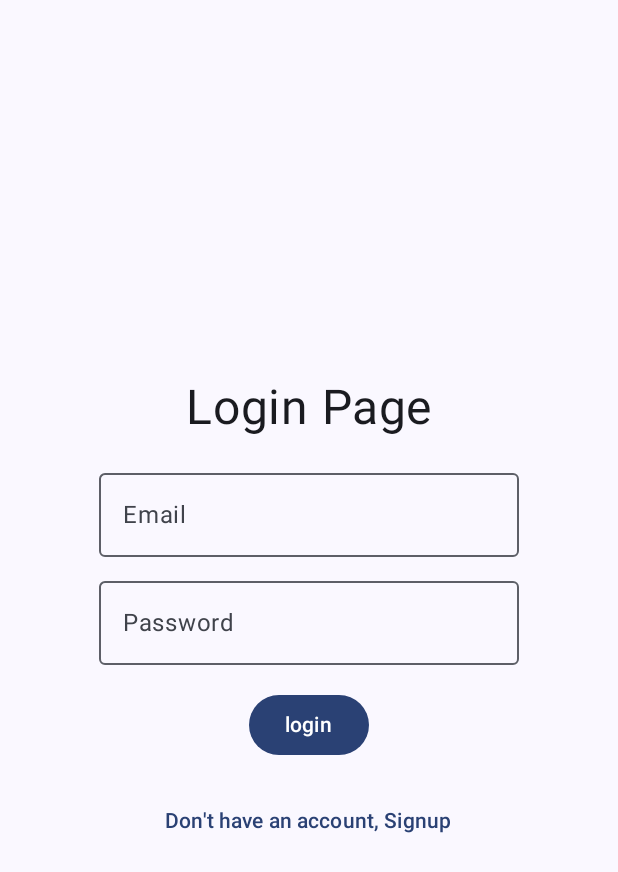
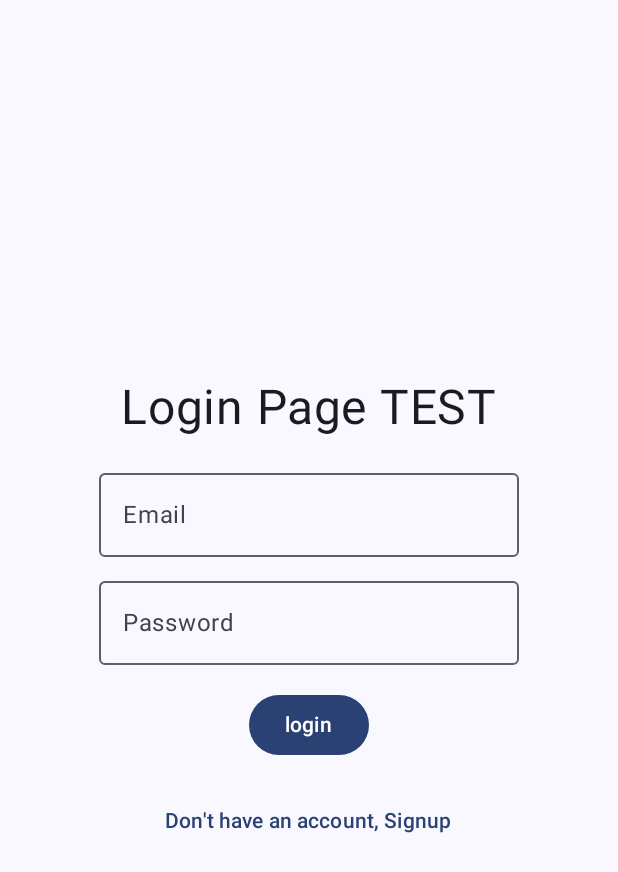
Before and after one commit to juan-estrad/FitQuest, an Android app built with Jetpack Compose: the screen it shows after launch (MainActivity), on a phone screen of 412 x 824 dp. Shown: the top 872 px of the screen. Run offline under Robolectric (Android 15) with nearby library versions, the phone set to English and light mode, and no system bars; our stand-ins replace Firebase (no records; nobody signed in at launch, a user with empty details on screens opened directly), livedata-compose.

Commit message:
test-Alexis

```diff
--- a/app/src/main/java/com/example/fitquest/pages/LoginPage.kt
+++ b/app/src/main/java/com/example/fitquest/pages/LoginPage.kt
@@ -54,7 +54,7 @@ fun LoginPage(modifier: Modifier = Modifier, navController: NavController, authV
         verticalArrangement = Arrangement.Center,
         horizontalAlignment = Alignment.CenterHorizontally
     ){
-        Text(text = "Login Page", fontSize = 32.sp )
+        Text(text = "Login Page TEST", fontSize = 32.sp )
 
         Spacer(modifier = Modifier.height(16.dp))
 
```
